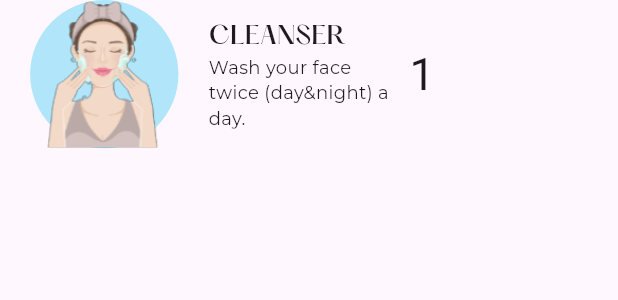
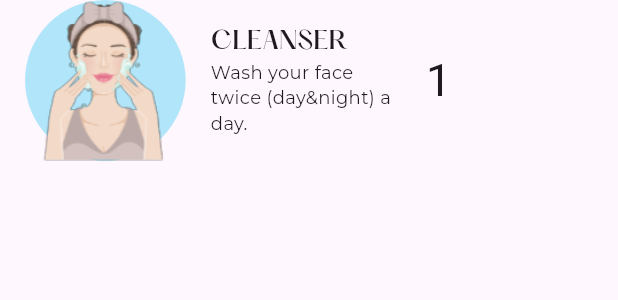
Before and after one commit to ilham-asgarli/rixujenlab-flutter, a Flutter app: the RoutineItem widget shown alone on an empty page, opened directly with empty values, on a phone screen of 412 x 824 dp. Shown: the top 300 px of the screen. Run offline on Flutter 3.47's test engine with Material 2 defaults, Android fonts, the phone set to English and light mode, and no system bars; our stand-ins replace bloc, connectivity_plus, dartz, device_preview, dio, equatable and 16 more; missing offline and left inert: fnv; accounts and stored records are empty; generated files the repository leaves out were written again; statements that could not run were skipped; project files that could hold a hidden picture were left out.

Commit message:
Initial commit

```diff
--- a/lib/presentation/features/main/features/routines/widgets/routine_item.dart
+++ b/lib/presentation/features/main/features/routines/widgets/routine_item.dart
@@ -17,13 +17,12 @@ class RoutineItem extends StatelessWidget {
   @override
   Widget build(BuildContext context) {
     return SizedBox(
-      height: context.height * 0.12,
+      height: context.height * 0.13,
       child: Row(
         mainAxisAlignment: MainAxisAlignment.center,
         children: [
-          if (!routinesSteps.iconFirst) buildIndex(),
+          if (!routinesSteps.iconFirst) buildIndex(context),
           if (routinesSteps.iconFirst) buildIcon(context),
-          if (!routinesSteps.iconFirst) context.dynamicHorizontalSpace(0.01),
           Expanded(
             flex: 14,
             child: Column(
@@ -52,22 +51,29 @@ class RoutineItem extends StatelessWidget {
             ),
           ),
           if (!routinesSteps.iconFirst) buildIcon(context),
-          if (routinesSteps.iconFirst) context.dynamicHorizontalSpace(0.01),
-          if (routinesSteps.iconFirst) buildIndex(),
+          if (routinesSteps.iconFirst) buildIndex(context),
         ],
       ),
     );
   }
 
-  Expanded buildIndex() {
+  Widget buildIndex(BuildContext context) {
     return Expanded(
       flex: 15,
-      child: Text(
-        routinesSteps.myIndex,
-        style: TextStyle(
-          fontSize: 30,
-        ),
-        textAlign: routinesSteps.iconFirst ? TextAlign.start : TextAlign.end,
+      child: Row(
+        mainAxisAlignment: routinesSteps.iconFirst
+            ? MainAxisAlignment.start
+            : MainAxisAlignment.end,
+        children: [
+          if (routinesSteps.iconFirst) context.dynamicHorizontalSpace(0.03),
+          Text(
+            routinesSteps.myIndex,
+            style: const TextStyle(
+              fontSize: 30,
+            ),
+          ),
+          if (!routinesSteps.iconFirst) context.dynamicHorizontalSpace(0.03),
+        ],
       ),
     );
   }
@@ -76,10 +82,12 @@ class RoutineItem extends StatelessWidget {
     return Expanded(
       flex: 15,
       child: Align(
-        alignment: routinesSteps.iconFirst ? AlignmentDirectional.centerEnd : AlignmentDirectional.centerStart,
+        alignment: routinesSteps.iconFirst
+            ? AlignmentDirectional.centerEnd
+            : AlignmentDirectional.centerStart,
         child: CircleAvatar(
-          radius: context.height * 3,
-          backgroundColor: Color(0xFFB1E6FA),
+          radius: double.infinity,
+          backgroundColor: const Color(0xFFB1E6FA),
           child: routinesSteps.womanIcon.image(),
         ),
       ),
--- a/pubspec.yaml
+++ b/pubspec.yaml
@@ -163,6 +163,9 @@ flutter:
         - asset: assets/font/The Seasons-Regular.otf
         - asset: assets/font/The Seasons-Italic.otf
           style: italic
+    - family: Kudryashev Display Sans
+      fonts:
+        - asset: assets/font/Kudryashev Display Sans-Regular.otf
   #   - family: Trajan Pro
   #     fonts:
   #       - asset: fonts/TrajanPro.ttf
```
Also changed, not shown: lib/presentation/components/textfield/sign_text_field.dart (+16 -5 lines), lib/presentation/features/main/features/routines/views/routines_view.dart (+10 -9 lines), lib/presentation/features/main/views/main_view.dart (+13 -9 lines), lib/presentation/features/sign-in/views/sign_in_view.dart (+11 -4 lines), lib/presentation/features/sign-up/views/sign_up_view.dart (+12 -4 lines), lib/presentation/utils/extensions/sign_in_field_extension.dart (+15 -5 lines), lib/presentation/utils/extensions/sign_up_field_extension.dart (+21 -3 lines), assets/font/Kudryashev Display Sans-Regular.otf (added), assets/image/ic_back.svg (added), assets/image/ic_home.svg (added), assets/image/ic_user.svg (added).
